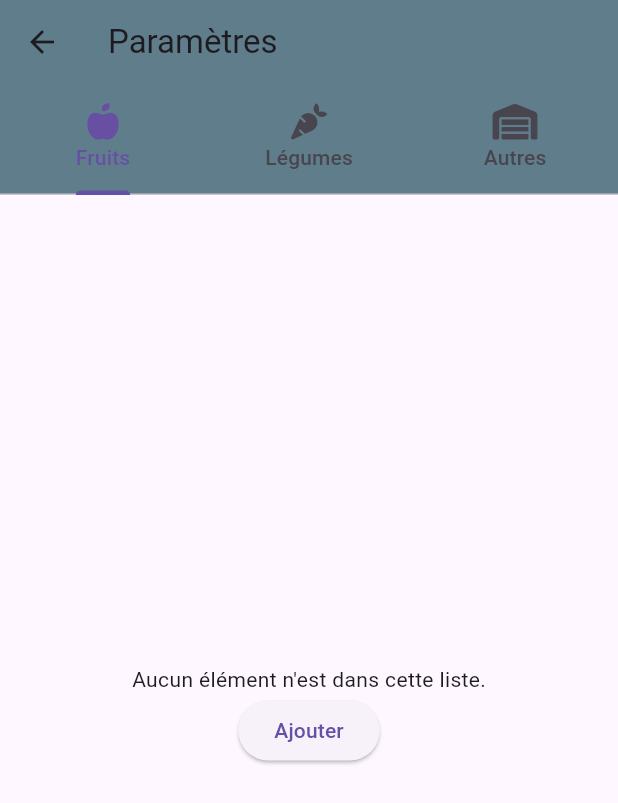
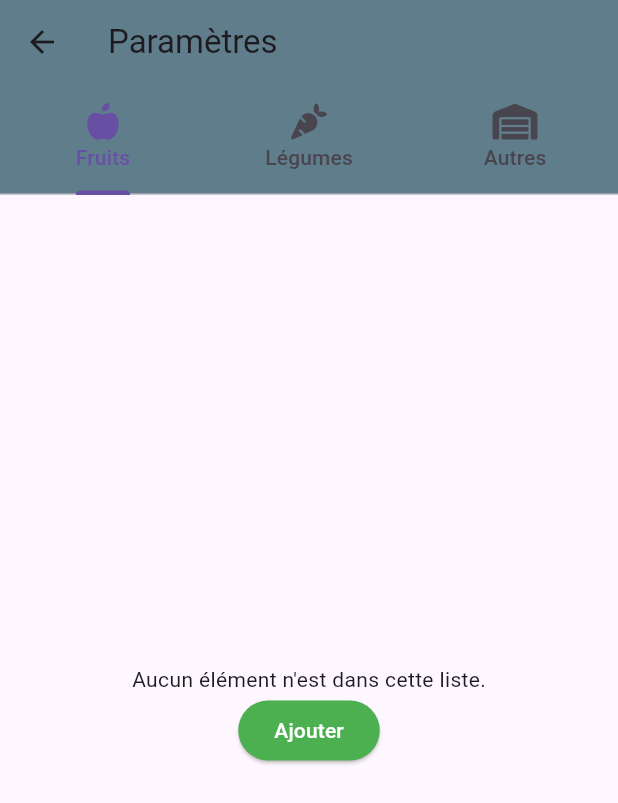
Before and after one commit to LJ5O/Inventory_management, a Flutter app: the screen it shows after launch, after a tap on the "settings" icon, on a phone screen of 412 x 824 dp. Shown: the top 803 px of the screen. Run offline on Flutter 3.47's test engine with Material 3 defaults, Android fonts, the phone set to English and light mode, and no system bars; our stand-ins replace font_awesome_flutter, shared_preferences.

Commit message:
Products list ready
App ready for beta 1.0.0

```diff
--- a/lib/routes/products_list_route.dart
+++ b/lib/routes/products_list_route.dart
@@ -2,6 +2,7 @@
 import 'package:flutter/material.dart';
 import 'package:font_awesome_flutter/font_awesome_flutter.dart';
 import 'package:inventaire/routes/settings_route.dart';
+import 'package:inventaire/widgets/products_viewer.dart';
 
 import '../widgets/product.dart';
 
@@ -25,6 +26,7 @@ class _ProductsListRouteState extends State<ProductsListRoute> {
       child: Scaffold(
           appBar: AppBar(
             title: Text(widget.title),
+            backgroundColor: Colors.green,
             actions: [
               IconButton(
                   icon: const Icon(Icons.settings),
@@ -42,39 +44,14 @@ class _ProductsListRouteState extends State<ProductsListRoute> {
               ],
             ),
           ),
-          body: TabBarView(
-            children: [SingleChildScrollView(
-                child: Column(
-                  mainAxisAlignment: MainAxisAlignment.start,
-                  children: const <Widget>[
-                    ProductWidget(
-                      title: "Pomme",
-                    ),
-                  ],
-                )
-            ),
-              SingleChildScrollView(
-                  child: Column(
-                    mainAxisAlignment: MainAxisAlignment.start,
-                    children: const <Widget>[
-                      ProductWidget(
-                        title: "Carrote",
-                      ),
-                    ],
-                  )
-              ),
-              SingleChildScrollView(
-                  child: Column(
-                    mainAxisAlignment: MainAxisAlignment.start,
-                    children: const <Widget>[
-                      ProductWidget(
-                        title: "Champignons",
-                      ),
-                    ],
-                  )
-              )],
+          body: const TabBarView(
+            children: [
+              ProductsViewer(productType: "fruits"),
+              ProductsViewer(productType: "vegetables"),
+              ProductsViewer(productType: "others"),
+              ],
           )
-      ),
+      )
     );
   }
 }
--- a/lib/widgets/products_editor.dart
+++ b/lib/widgets/products_editor.dart
@@ -1,5 +1,3 @@
-import 'dart:ffi';
-
 import 'package:flutter/material.dart';
 import 'package:inventaire/providers/shared_provider.dart';
 
@@ -109,7 +107,8 @@ class _ProductsEditorState extends State<ProductsEditor>{
                 const Text("Aucun élément n'est dans cette liste."),
                 ElevatedButton(
                     onPressed: (){_showAddProductDialog(context);},
-                    child: const Text("Ajouter")
+                    style: ElevatedButton.styleFrom(backgroundColor: Colors.green),
+                    child: const Text("Ajouter", style: TextStyle(color: Colors.white)),
                 )
               ],
             )
@@ -121,7 +120,8 @@ class _ProductsEditorState extends State<ProductsEditor>{
                 onPressed: () {
                   _showAddProductDialog(context);
                 },
-                child: const Text("Ajouter un produit"),
+                style: ElevatedButton.styleFrom(backgroundColor: Colors.green),
+                child: const Text("Ajouter un produit", style: TextStyle(color: Colors.white))
               ),
               Expanded(
                 child: ReorderableListView(
@@ -141,7 +141,7 @@ class _ProductsEditorState extends State<ProductsEditor>{
                         leading: ElevatedButton(
                           style: ElevatedButton.styleFrom(backgroundColor: Colors.red),
                           onPressed: (){_removeProduct(index, products);},
-                          child: const Icon(Icons.delete_forever)
+                          child: const Icon(Icons.delete_forever, color: Colors.white,)
                         ),
                       ),
                   ],
--- /dev/null
+++ b/lib/widgets/products_viewer.dart
@@ -0,0 +1,108 @@
+import 'package:flutter/material.dart';
+import 'package:inventaire/providers/shared_provider.dart';
+
+class ProductsViewer extends StatefulWidget {
+  const ProductsViewer({super.key, required this.productType});
+
+  final String productType;
+
+  @override
+  State<StatefulWidget> createState() => _ProductsViewerState();
+}
+
+class _ProductsViewerState extends State<ProductsViewer> {
+  StorageService storage = StorageService();
+  List<String> products = [];
+  Map<String, int> productCounts = {};
+
+  @override
+  void initState() {
+    super.initState();
+    _loadProductCounts();  // Charger les quantités au démarrage
+  }
+
+  Future<void> _loadProductCounts() async {
+    List<String> savedProducts = await storage.getStringList(widget.productType);
+    Map<String, int> savedCounts = {};
+
+    for (String product in savedProducts) {
+      int count = await storage.getInt('${widget.productType}_$product');
+      savedCounts[product] = count;
+    }
+
+    setState(() {
+      products = savedProducts;
+      productCounts = savedCounts;
+    });
+  }
+
+  int _getItemCount(String item) {
+    return productCounts[item] ?? 0;
+  }
+
+  Future<void> _addOneItemCount(String item) async {
+    setState(() {
+      productCounts[item] = (productCounts[item] ?? 0) + 1;
+    });
+    await storage.setInt('${widget.productType}_$item', productCounts[item]!);
+  }
+
+  Future<void> _removeOneItemCount(String item) async {
+    setState(() {
+      if (productCounts[item] != null && productCounts[item]! > 0) {
+        productCounts[item] = productCounts[item]! - 1;
+      }
+    });
+    await storage.setInt('${widget.productType}_$item', productCounts[item]!);
+  }
+
+  @override
+  Widget build(BuildContext context) {
+    if (!["vegetables", "fruits", "others"].contains(widget.productType)) {
+      throw AssertionError('Product Type should be "vegetables", "fruits" or "others"!');
+    }
+
+    final ColorScheme colorScheme = Theme.of(context).colorScheme;
+    final Color oddItemColor = colorScheme.secondary.withOpacity(0.05);
+    final Color evenItemColor = colorScheme.secondary.withOpacity(0.15);
+
+    return products.isEmpty
+        ? const Center(child: Text("Aucun élément n'est dans cette liste."))
+        : ListView.builder(
+        itemCount: products.length,
+        itemBuilder: (BuildContext context, int index) {
+        String product = products[index];
+        int count = _getItemCount(product);
+
+        return ListTile(
+          key: Key(product),
+          title: Text(
+            product,
+            textScaler: const TextScaler.linear(1.3),
+          ),
+          tileColor: index.isOdd ? oddItemColor : evenItemColor,
+          leading: Text(
+            "$count",
+            textScaler: const TextScaler.linear(1.8),
+          ),
+          trailing: Row(
+            mainAxisSize: MainAxisSize.min,
+            children: [
+              ElevatedButton(
+                onPressed: () => _addOneItemCount(product),
+                style: ElevatedButton.styleFrom(backgroundColor: Colors.green),
+                child: const Icon(Icons.add, color: Colors.white,),
+              ),
+              const Padding(padding: EdgeInsets.all(2)),
+              ElevatedButton(
+                onPressed: () => _removeOneItemCount(product),
+                style: ElevatedButton.styleFrom(backgroundColor: Colors.green),
+                child: const Icon(Icons.remove, color:Colors.white),
+              ),
+            ],
+          ),
+        );
+      },
+    );
+  }
+}
```
Also changed, not shown: lib/main.dart (+0 -9 lines), pubspec.lock, 1 other file.
